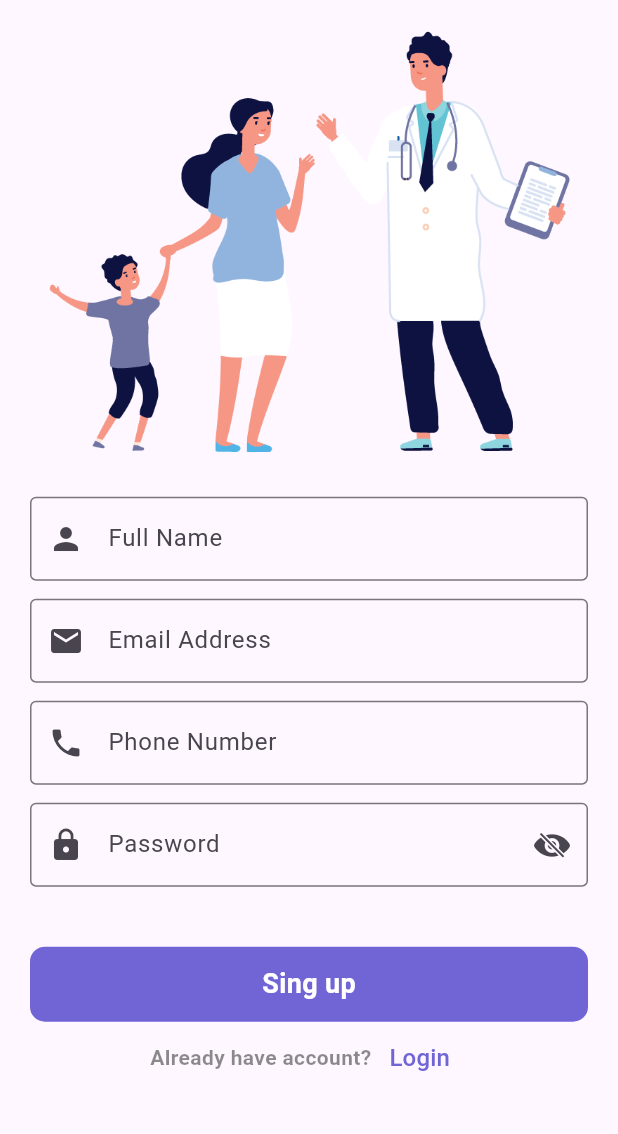
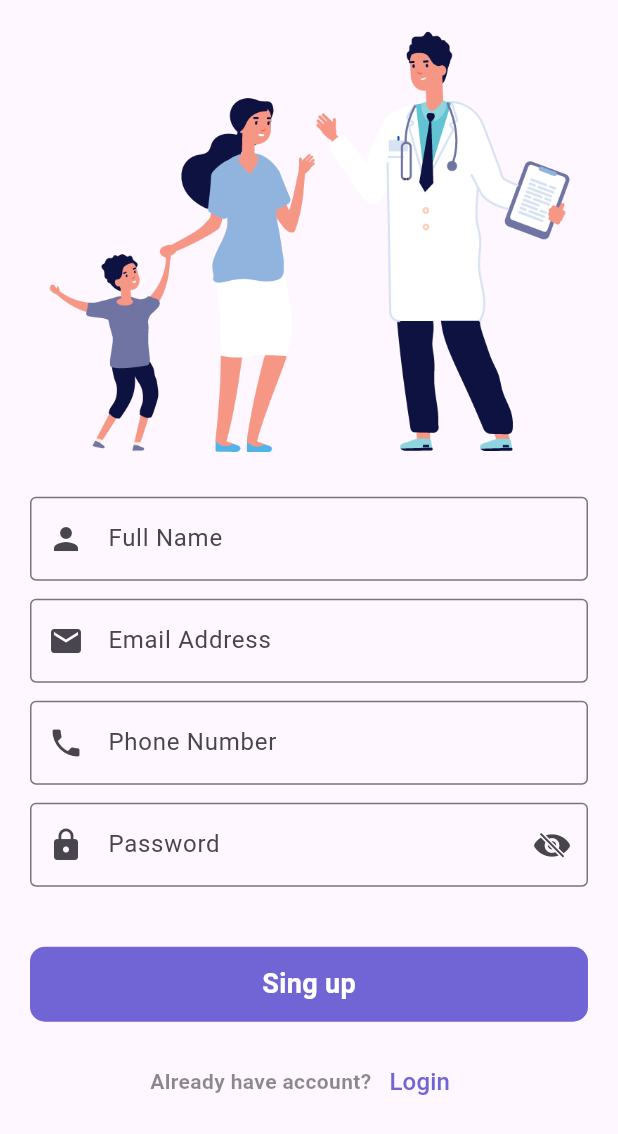
Before and after one commit to abdulrhmanGhandour/medic-app, a Flutter app: the SingUpView screen opened by its route, on a phone screen of 412 x 824 dp. Shown: the top 1134 px of the screen. Run offline on Flutter 3.47's test engine with Material 3 defaults, Android fonts, the phone set to English and light mode, and no system bars; our stand-ins replace go_router.

Commit message:
doctor aut ui done

```diff
--- a/lib/features/Authentication/presanteion/view/widgets/doctor_sing_up_view_body.dart
+++ b/lib/features/Authentication/presanteion/view/widgets/doctor_sing_up_view_body.dart
@@ -54,7 +54,7 @@ class DoctorSingUpViewBody extends StatelessWidget {
             color: ColorData.kSecndoryColor,
           ),
            const SizedBox(
-            height: 20,
+            height: 16,
           ),
           CustomQuestionWidget(
             text: 'Already have account?',
--- a/lib/features/Authentication/presanteion/view/widgets/sing_up_view_body.dart
+++ b/lib/features/Authentication/presanteion/view/widgets/sing_up_view_body.dart
@@ -48,10 +48,13 @@ class SingUpViewBody extends StatelessWidget {
           const SizedBox(
             height: 40,
           ),
-          CustomTextButton(
+          const CustomTextButton(
             text: 'Sing up',
             textColor: Colors.white,
             color: ColorData.kPrimaryColor,
+          ),
+          const SizedBox(
+            height: 16,
           ),
           CustomQuestionWidget(
             text: 'Already have account?',
```
